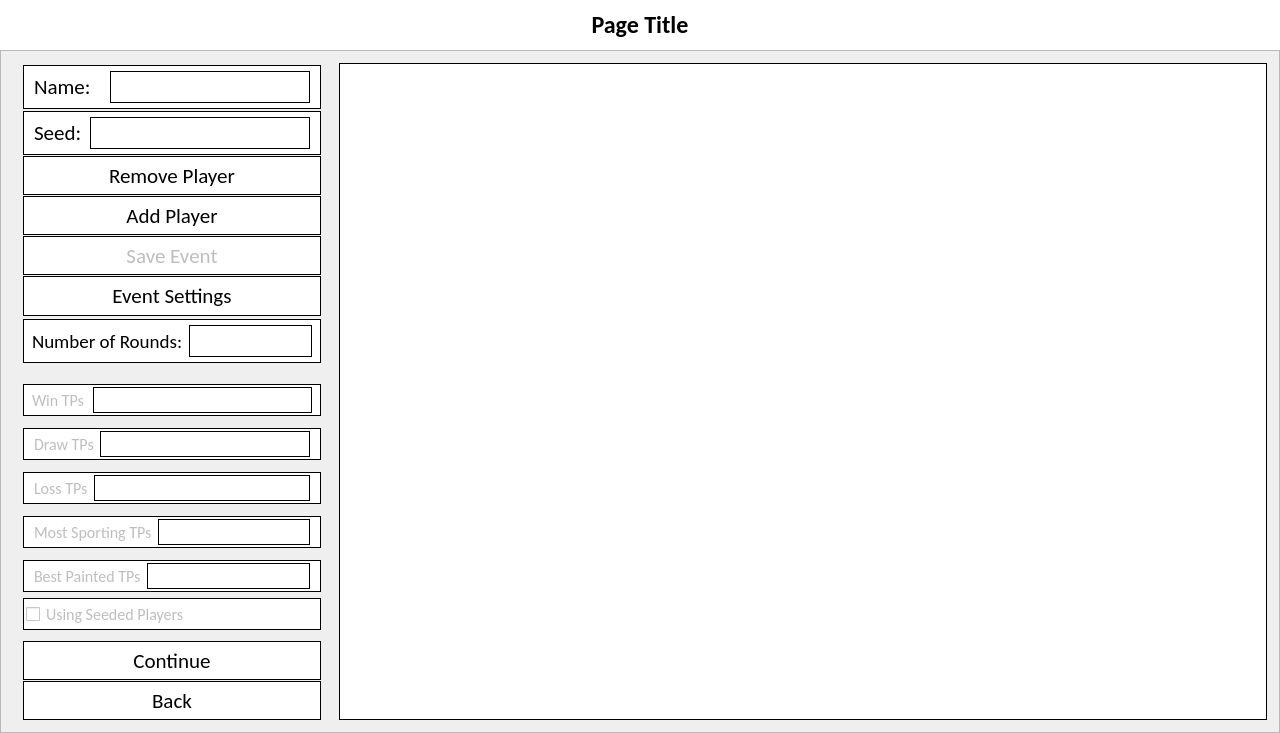
First picture: the form in forms/mainwindow.ui, repository WatkingStudio/Tournament-Creator, before the edit.
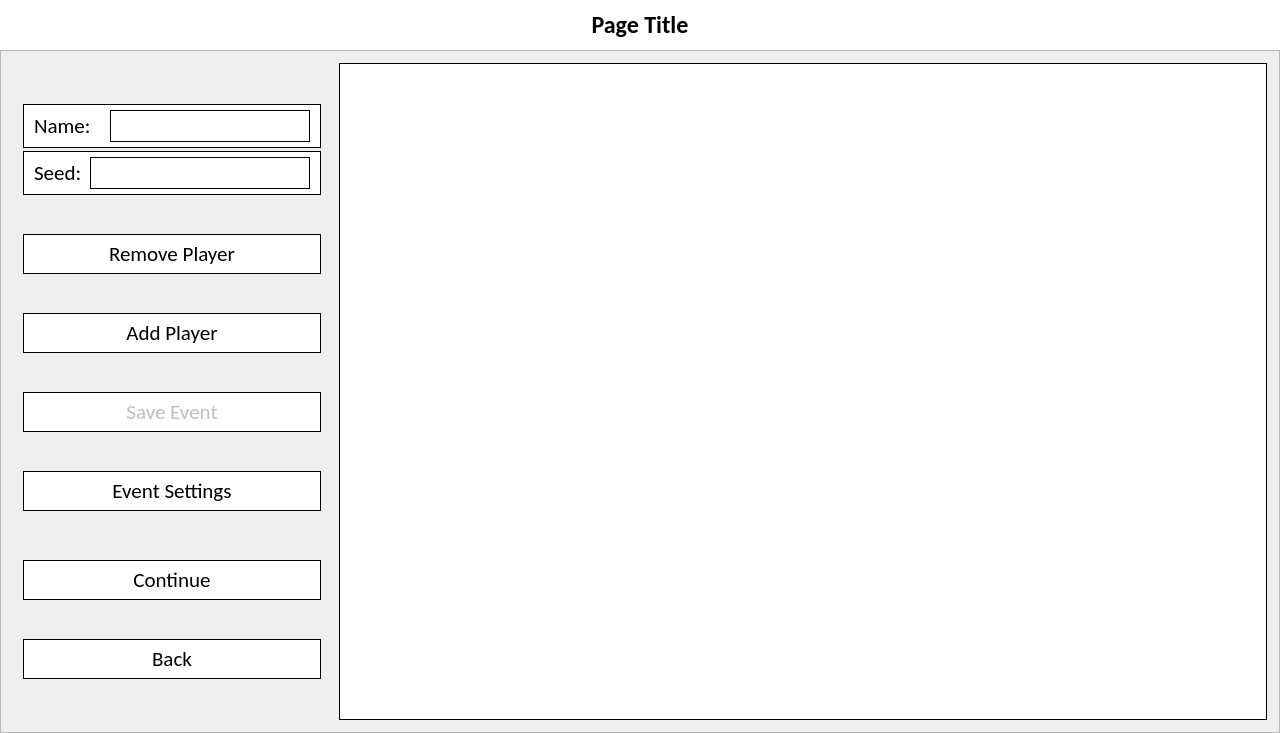
Second picture: the form after the edit. Icons and pictures are not drawn.

Commit message: Integrated New Event Setting Page

What changed in the file:
```diff
--- a/forms/mainwindow.ui
+++ b/forms/mainwindow.ui
@@ -568,574 +568,6 @@
                  </property>
                 </widget>
                </item>
-               <item>
-                <widget class="QWidget" name="eventSettingsNumberRoundsWidget" native="true">
-                 <property name="minimumSize">
-                  <size>
-                   <width>0</width>
-                   <height>44</height>
-                  </size>
-                 </property>
-                 <property name="maximumSize">
-                  <size>
-                   <width>16777215</width>
-                   <height>40</height>
-                  </size>
-                 </property>
-                 <property name="styleSheet">
-                  <string notr="true">border: 1px solid; background:white;</string>
-                 </property>
-                 <layout class="QHBoxLayout" name="horizontalLayout_19">
-                  <property name="leftMargin">
-                   <number>9</number>
-                  </property>
-                  <property name="topMargin">
-                   <number>1</number>
-                  </property>
-                  <property name="rightMargin">
-                   <number>9</number>
-                  </property>
-                  <property name="bottomMargin">
-                   <number>1</number>
-                  </property>
-                  <item>
-                   <widget class="QLabel" name="eventSettingsNumberRoundsLabel">
-                    <property name="font">
-                     <font>
-                      <family>Calibri</family>
-                      <pointsize>14</pointsize>
-                     </font>
-                    </property>
-                    <property name="styleSheet">
-                     <string notr="true">border:none;</string>
-                    </property>
-                    <property name="text">
-                     <string>Number of Rounds:</string>
-                    </property>
-                   </widget>
-                  </item>
-                  <item>
-                   <widget class="QLineEdit" name="eventSettingsNumberRoundsLineEdit">
-                    <property name="minimumSize">
-                     <size>
-                      <width>100</width>
-                      <height>32</height>
-                     </size>
-                    </property>
-                    <property name="maximumSize">
-                     <size>
-                      <width>16777215</width>
-                      <height>32</height>
-                     </size>
-                    </property>
-                    <property name="font">
-                     <font>
-                      <family>Calibri</family>
-                      <pointsize>14</pointsize>
-                     </font>
-                    </property>
-                   </widget>
-                  </item>
-                 </layout>
-                </widget>
-               </item>
-               <item>
-                <widget class="QWidget" name="eventSettingsTPValues" native="true">
-                 <property name="enabled">
-                  <bool>false</bool>
-                 </property>
-                 <property name="minimumSize">
-                  <size>
-                   <width>0</width>
-                   <height>235</height>
-                  </size>
-                 </property>
-                 <property name="maximumSize">
-                  <size>
-                   <width>16777215</width>
-                   <height>215</height>
-                  </size>
-                 </property>
-                 <layout class="QVBoxLayout" name="verticalLayout_25">
-                  <property name="spacing">
-                   <number>0</number>
-                  </property>
-                  <property name="leftMargin">
-                   <number>0</number>
-                  </property>
-                  <property name="topMargin">
-                   <number>0</number>
-                  </property>
-                  <property name="rightMargin">
-                   <number>0</number>
-                  </property>
-                  <property name="bottomMargin">
-                   <number>0</number>
-                  </property>
-                  <item>
-                   <widget class="QWidget" name="eventSettingsTPValuesWinWidget" native="true">
-                    <property name="minimumSize">
-                     <size>
-                      <width>0</width>
-                      <height>32</height>
-                     </size>
-                    </property>
-                    <property name="maximumSize">
-                     <size>
-                      <width>16777215</width>
-                      <height>32</height>
-                     </size>
-                    </property>
-                    <property name="styleSheet">
-                     <string notr="true">border: 1px solid; background:white;</string>
-                    </property>
-                    <layout class="QHBoxLayout" name="horizontalLayout_20">
-                     <property name="spacing">
-                      <number>9</number>
-                     </property>
-                     <property name="leftMargin">
-                      <number>9</number>
-                     </property>
-                     <property name="topMargin">
-                      <number>1</number>
-                     </property>
-                     <property name="rightMargin">
-                      <number>9</number>
-                     </property>
-                     <property name="bottomMargin">
-                      <number>1</number>
-                     </property>
-                     <item>
-                      <widget class="QLabel" name="eventSettingsWinLabel">
-                       <property name="minimumSize">
-                        <size>
-                         <width>0</width>
-                         <height>30</height>
-                        </size>
-                       </property>
-                       <property name="maximumSize">
-                        <size>
-                         <width>16777215</width>
-                         <height>30</height>
-                        </size>
-                       </property>
-                       <property name="font">
-                        <font>
-                         <family>Calibri</family>
-                         <pointsize>12</pointsize>
-                        </font>
-                       </property>
-                       <property name="styleSheet">
-                        <string notr="true">border:none;</string>
-                       </property>
-                       <property name="text">
-                        <string>Win TPs</string>
-                       </property>
-                      </widget>
-                     </item>
-                     <item>
-                      <widget class="QLineEdit" name="eventSettingsWinLineEdit">
-                       <property name="minimumSize">
-                        <size>
-                         <width>0</width>
-                         <height>26</height>
-                        </size>
-                       </property>
-                       <property name="maximumSize">
-                        <size>
-                         <width>16777215</width>
-                         <height>26</height>
-                        </size>
-                       </property>
-                       <property name="font">
-                        <font>
-                         <family>Calibri</family>
-                         <pointsize>12</pointsize>
-                        </font>
-                       </property>
-                       <property name="text">
-                        <string/>
-                       </property>
-                      </widget>
-                     </item>
-                    </layout>
-                   </widget>
-                  </item>
-                  <item>
-                   <widget class="QWidget" name="eventSettingsTPValuesDrawWidget" native="true">
-                    <property name="minimumSize">
-                     <size>
-                      <width>0</width>
-                      <height>32</height>
-                     </size>
-                    </property>
-                    <property name="maximumSize">
-                     <size>
-                      <width>16777215</width>
-                      <height>32</height>
-                     </size>
-                    </property>
-                    <property name="styleSheet">
-                     <string notr="true">border: 1px solid; background:white;</string>
-                    </property>
-                    <layout class="QHBoxLayout" name="horizontalLayout_21">
-                     <property name="topMargin">
-                      <number>1</number>
-                     </property>
-                     <property name="bottomMargin">
-                      <number>1</number>
-                     </property>
-                     <item>
-                      <widget class="QLabel" name="eventSettingsDrawLabel">
-                       <property name="minimumSize">
-                        <size>
-                         <width>0</width>
-                         <height>30</height>
-                        </size>
-                       </property>
-                       <property name="maximumSize">
-                        <size>
-                         <width>16777215</width>
-                         <height>30</height>
-                        </size>
-                       </property>
-                       <property name="font">
-                        <font>
-                         <family>Calibri</family>
-                         <pointsize>12</pointsize>
-                        </font>
-                       </property>
-                       <property name="styleSheet">
-                        <string notr="true">border:none;</string>
-                       </property>
-                       <property name="text">
-                        <string>Draw TPs</string>
-                       </property>
-                      </widget>
-                     </item>
-                     <item>
-                      <widget class="QLineEdit" name="eventSettingsDrawLineEdit">
-                       <property name="minimumSize">
-                        <size>
-                         <width>0</width>
-                         <height>26</height>
-                        </size>
-                       </property>
-                       <property name="maximumSize">
-                        <size>
-                         <width>16777215</width>
-                         <height>26</height>
-                        </size>
-                       </property>
-                       <property name="font">
-                        <font>
-                         <family>Calibri</family>
-                         <pointsize>12</pointsize>
-                        </font>
-                       </property>
-                      </widget>
-                     </item>
-                    </layout>
-                   </widget>
-                  </item>
-                  <item>
-                   <widget class="QWidget" name="eventSettingsTPValuesLossWidget" native="true">
-                    <property name="minimumSize">
-                     <size>
-                      <width>0</width>
-                      <height>32</height>
-                     </size>
-                    </property>
-                    <property name="maximumSize">
-                     <size>
-                      <width>16777215</width>
-                      <height>32</height>
-                     </size>
-                    </property>
-                    <property name="styleSheet">
-                     <string notr="true">border: 1px solid; background:white;</string>
-                    </property>
-                    <layout class="QHBoxLayout" name="horizontalLayout_22">
-                     <property name="topMargin">
-                      <number>1</number>
-                     </property>
-                     <property name="bottomMargin">
-                      <number>1</number>
-                     </property>
-                     <item>
-                      <widget class="QLabel" name="eventSettingsLossLabel">
-                       <property name="minimumSize">
-                        <size>
-                         <width>0</width>
-                         <height>30</height>
-                        </size>
-                       </property>
-                       <property name="maximumSize">
-                        <size>
-                         <width>16777215</width>
-                         <height>30</height>
-                        </size>
-                       </property>
-                       <property name="font">
-                        <font>
-                         <family>Calibri</family>
-                         <pointsize>12</pointsize>
-                        </font>
-                       </property>
-                       <property name="styleSheet">
-                        <string notr="true">border:none;</string>
-                       </property>
-                       <property name="text">
-                        <string>Loss TPs</string>
-                       </property>
-                      </widget>
-                     </item>
-                     <item>
-                      <widget class="QLineEdit" name="eventSettingsLossLineEdit">
-                       <property name="minimumSize">
-                        <size>
-                         <width>0</width>
-                         <height>26</height>
-                        </size>
-                       </property>
-                       <property name="maximumSize">
-                        <size>
-                         <width>16777215</width>
-                         <height>26</height>
-                        </size>
-                       </property>
-                       <property name="font">
-                        <font>
-                         <family>Calibri</family>
-                         <pointsize>12</pointsize>
-                        </font>
-                       </property>
-                      </widget>
-                     </item>
-                    </layout>
-                   </widget>
-                  </item>
-                  <item>
-                   <widget class="QWidget" name="eventSettingsTPValuesMostSportingWidget" native="true">
-                    <property name="minimumSize">
-                     <size>
-                      <width>0</width>
-                      <height>32</height>
-                     </size>
-                    </property>
-                    <property name="maximumSize">
-                     <size>
-                      <width>16777215</width>
-                      <height>32</height>
-                     </size>
-                    </property>
-                    <property name="styleSheet">
-                     <string notr="true">border: 1px solid; background:white;</string>
-                    </property>
-                    <layout class="QHBoxLayout" name="horizontalLayout_23">
-                     <property name="topMargin">
-                      <number>1</number>
-                     </property>
-                     <property name="bottomMargin">
-                      <number>1</number>
-                     </property>
-                     <item>
-                      <widget class="QLabel" name="eventSettingsMostSportingLabel">
-                       <property name="minimumSize">
-                        <size>
-                         <width>0</width>
-                         <height>30</height>
-                        </size>
-                       </property>
-                       <property name="maximumSize">
-                        <size>
-                         <width>16777215</width>
-                         <height>30</height>
-                        </size>
-                       </property>
-                       <property name="font">
-                        <font>
-                         <family>Calibri</family>
-                         <pointsize>12</pointsize>
-                        </font>
-                       </property>
-                       <property name="styleSheet">
-                        <string notr="true">border:none;</string>
-                       </property>
-                       <property name="text">
-                        <string>Most Sporting TPs</string>
-                       </property>
-                      </widget>
-                     </item>
-                     <item>
-                      <widget class="QLineEdit" name="eventSettingsMostSportingLineEdit">
-                       <property name="minimumSize">
-                        <size>
-                         <width>0</width>
-                         <height>26</height>
-                        </size>
-                       </property>
-                       <property name="maximumSize">
-                        <size>
-                         <width>16777215</width>
-                         <height>26</height>
-                        </size>
-                       </property>
-                       <property name="font">
-                        <font>
-                         <family>Calibri</family>
-                         <pointsize>12</pointsize>
-                        </font>
-                       </property>
-                      </widget>
-                     </item>
-                    </layout>
-                   </widget>
-                  </item>
-                  <item>
-                   <widget class="QWidget" name="eventSettingsTPValuesBestPaintedWidget" native="true">
-                    <property name="minimumSize">
-                     <size>
-                      <width>0</width>
-                      <height>32</height>
-                     </size>
-                    </property>
-                    <property name="maximumSize">
-                     <size>
-                      <width>16777215</width>
-                      <height>32</height>
-                     </size>
-                    </property>
-                    <property name="styleSheet">
-                     <string notr="true">border: 1px solid; background:white;</string>
-                    </property>
-                    <layout class="QHBoxLayout" name="horizontalLayout_24">
-                     <property name="spacing">
-                      <number>6</number>
-                     </property>
-                     <property name="topMargin">
-                      <number>1</number>
-                     </property>
-                     <property name="bottomMargin">
-                      <number>1</number>
-                     </property>
-                     <item>
-                      <widget class="QLabel" name="eventSettingsBestPaintedLabel">
-                       <property name="minimumSize">
-                        <size>
-                         <width>0</width>
-                         <height>30</height>
-                        </size>
-                       </property>
-                       <property name="maximumSize">
-                        <size>
-                         <width>16777215</width>
-                         <height>30</height>
-                        </size>
-                       </property>
-                       <property name="font">
-                        <font>
-                         <family>Calibri</family>
-                         <pointsize>12</pointsize>
-                        </font>
-                       </property>
-                       <property name="styleSheet">
-                        <string notr="true">border:none;</string>
-                       </property>
-                       <property name="text">
-                        <string>Best Painted TPs</string>
-                       </property>
-                      </widget>
-                     </item>
-                     <item>
-                      <widget class="QLineEdit" name="eventSettingsBestPaintedLineEdit">
-                       <property name="minimumSize">
-                        <size>
-                         <width>0</width>
-                         <height>26</height>
-                        </size>
-                       </property>
-                       <property name="maximumSize">
-                        <size>
-                         <width>16777215</width>
-                         <height>26</height>
-                        </size>
-                       </property>
-                       <property name="font">
-                        <font>
-                         <family>Calibri</family>
-                         <pointsize>12</pointsize>
-                        </font>
-                       </property>
-                      </widget>
-                     </item>
-                    </layout>
-                   </widget>
-                  </item>
-                 </layout>
-                </widget>
-               </item>
-               <item>
-                <widget class="QWidget" name="usingSeededPlayersWidget" native="true">
-                 <property name="enabled">
-                  <bool>false</bool>
-                 </property>
-                 <property name="minimumSize">
-                  <size>
-                   <width>0</width>
-                   <height>32</height>
-                  </size>
-                 </property>
-                 <property name="maximumSize">
-                  <size>
-                   <width>16777215</width>
-                   <height>32</height>
-                  </size>
-                 </property>
-                 <property name="styleSheet">
-                  <string notr="true">border: 1px solid; background:white;</string>
-                 </property>
-                 <layout class="QHBoxLayout" name="horizontalLayout_25">
-                  <property name="spacing">
-                   <number>0</number>
-                  </property>
-                  <property name="leftMargin">
-                   <number>3</number>
-                  </property>
-                  <property name="topMargin">
-                   <number>0</number>
-                  </property>
-                  <property name="rightMargin">
-                   <number>1</number>
-                  </property>
-                  <property name="bottomMargin">
-                   <number>0</number>
-                  </property>
-                  <item>
-                   <widget class="QCheckBox" name="usingSeededPlayersCheckBox">
-                    <property name="minimumSize">
-                     <size>
-                      <width>0</width>
-                      <height>30</height>
-                     </size>
-                    </property>
-                    <property name="font">
-                     <font>
-                      <family>Calibri</family>
-                      <pointsize>12</pointsize>
-                     </font>
-                    </property>
-                    <property name="styleSheet">
-                     <string notr="true">border:none;</string>
-                    </property>
-                    <property name="text">
-                     <string>Using Seeded Players</string>
-                    </property>
-                   </widget>
-                  </item>
-                 </layout>
-                </widget>
-               </item>
                <item>
                 <spacer name="verticalSpacer_3">
                  <property name="orientation">
```
The commit also changes 6 other files.
